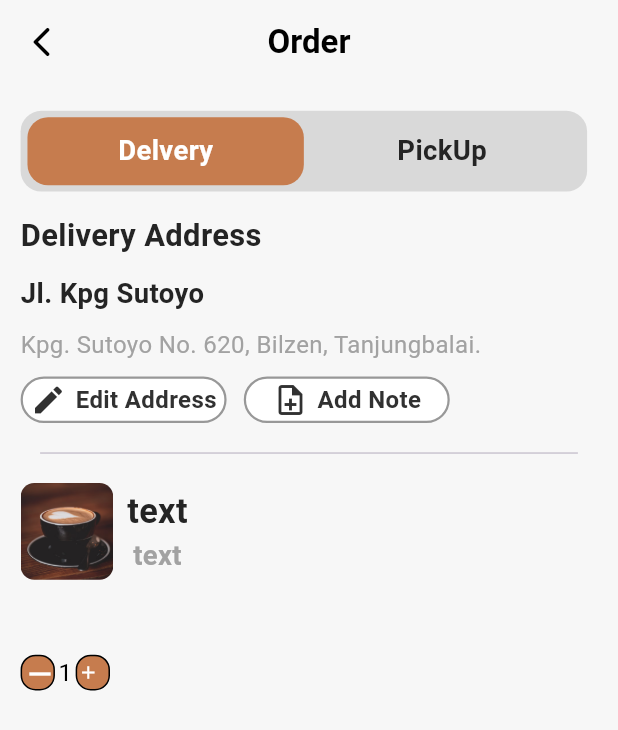
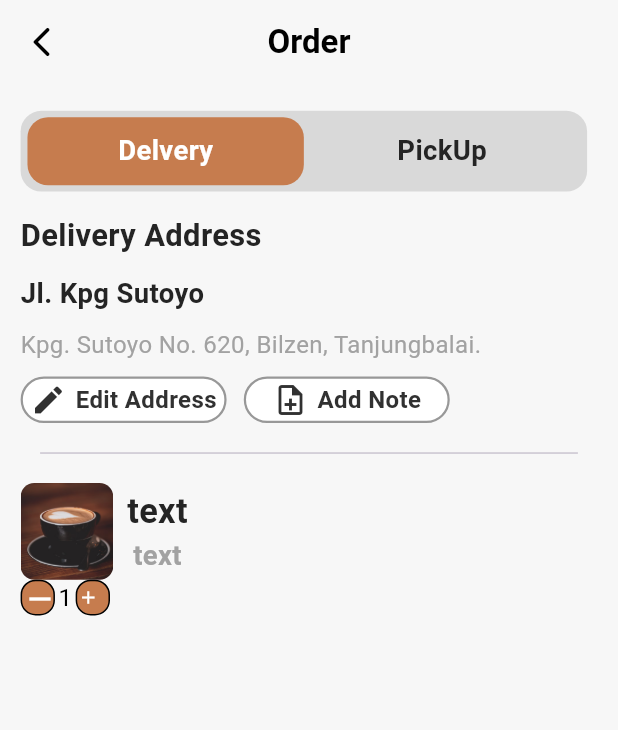
Before and after one commit to Hussain-Shadab/CS, a Flutter app: the screen it shows after launch, on a phone screen of 412 x 824 dp. Shown: the top 730 px of the screen. Run offline on Flutter 3.47's test engine with Material 3 defaults, Android fonts, the phone set to English and light mode, and no system bars; our stand-ins replace flutter_screenutil.

Commit message:
item Deatil screen 85% completed now alot is completed

```diff
--- a/lib/view/order_screen.dart
+++ b/lib/view/order_screen.dart
@@ -203,7 +203,7 @@ class _OrderScreenState extends State<OrderScreen> {
 
               ],
             ),
-            SizedBox(height: 50,),
+
             IncrementDecrement()
           ],
         ),
```
